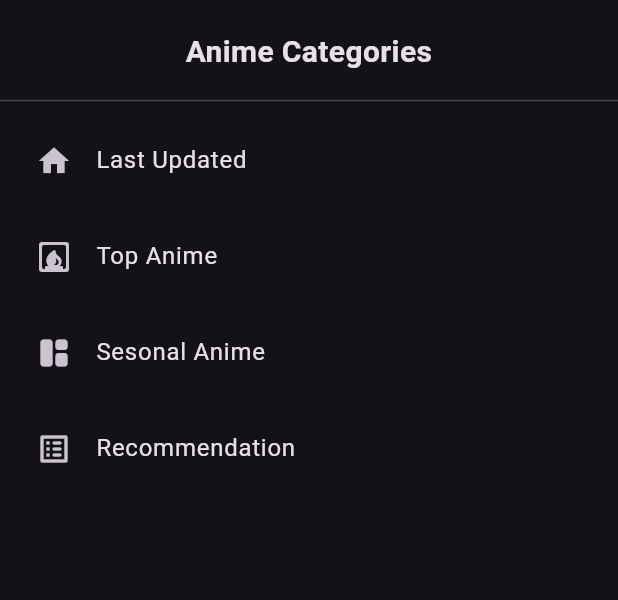
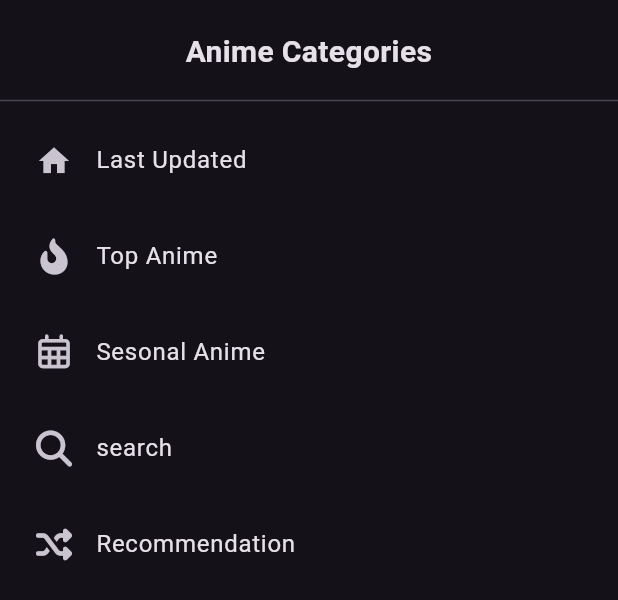
Before and after one commit to karimMohammed912-gif/Otaku-Scoop, a Flutter app: the AnimeDrawerItems widget shown alone on an empty page, opened directly, on a phone screen of 412 x 824 dp. Shown: the top 600 px of the screen. Run offline on Flutter 3.47's test engine with Material 3 defaults, Android fonts, the phone set to English and light mode, and no system bars; our stand-ins replace cached_network_image, dio, flutter_riverpod, font_awesome_flutter, freezed_annotation, go_router and 2 more; generated files the repository leaves out were written again; network calls fail.

Commit message:
update custom drawer

```diff
--- a/lib/core/graphQL/queryes.dart
+++ b/lib/core/graphQL/queryes.dart
@@ -1,5 +1,3 @@
-
-import 'dart:developer' as dev;
 
 import 'package:otaku_scope/core/utils/enums.dart';
 
--- a/lib/core/widgets/custom_drawer.dart
+++ b/lib/core/widgets/custom_drawer.dart
@@ -1,4 +1,5 @@
 import 'package:flutter/material.dart';
+import 'package:font_awesome_flutter/font_awesome_flutter.dart';
 import 'package:go_router/go_router.dart';
 import 'package:otaku_scope/core/widgets/drawer_item.dart';
 
@@ -14,7 +15,7 @@ class CustomDrawer extends StatelessWidget {
         child: ListView(
           shrinkWrap: true,
           padding: EdgeInsets.zero,
-          children: [HeadSection(),AnimeDrawerItems(), MangaDrawerItems()],
+          children: [HeadSection(), AnimeDrawerItems(), MangaDrawerItems()],
         ),
       ),
     );
@@ -26,7 +27,7 @@ class AnimeDrawerItems extends StatelessWidget {
 
   @override
   Widget build(BuildContext context) {
-    return  Column(
+    return Column(
       children: [
         SizedBox(height: 20),
         Text(
@@ -37,35 +38,46 @@ class AnimeDrawerItems extends StatelessWidget {
 
         SizedBox(height: 10),
         Divider(),
-        DrawerItem(icon: Icons.home, title: 'Last Updated', ontap: (){
-
+        DrawerItem(
+          icon: Icons.home,
+          title: 'Last Updated',
+          ontap: () {
             context.go('/latest');
             Navigator.of(context).pop();
-        }),
+          },
+        ),
 
-        DrawerItem(icon: Icons.fireplace_rounded, title: 'Top Anime', ontap: (){
-
+        DrawerItem(
+          icon: FontAwesomeIcons.fireFlameCurved,
+          title: 'Top Anime',
+          ontap: () {
             context.go('/');
             Navigator.of(context).pop();
-        }),
+          },
+        ),
+
         DrawerItem(
-          icon: Icons.space_dashboard_rounded,
-          title: 'Sesonal Anime ', ontap: (){
-
+          icon: FontAwesomeIcons.calendarDays,
+          title: 'Sesonal Anime ',
+          ontap: () {
             context.go('/seasonal');
             Navigator.of(context).pop();
           },
         ),
         DrawerItem(
-          icon: Icons.list_alt_rounded,
+          icon: FontAwesomeIcons.magnifyingGlass,
+          title: "search",
+          ontap: () {},
+        ),
+
+        DrawerItem(
+          icon: FontAwesomeIcons.shuffle,
           title: 'Recommendation ',
-          ontap: (){
+          ontap: () {
             context.go('/recommendation');
             Navigator.of(context).pop();
-        }
+          },
         ),
-
-
       ],
     );
   }
@@ -76,19 +88,25 @@ class MangaDrawerItems extends StatelessWidget {
 
   @override
   Widget build(BuildContext context) {
-    return const Column(
+    return Column(
       children: [
-        SizedBox(height: 20),
-        Text(
+        const SizedBox(height: 20),
+        const Text(
           "Manga Categories",
           style: TextStyle(fontSize: 20, fontWeight: FontWeight.bold),
           textAlign: TextAlign.center,
         ),
-        SizedBox(height: 10),
-        Divider(),
+        const SizedBox(height: 10),
+        const Divider(),
 
-        DrawerItem(icon: Icons.book, title: 'Top Manga'),
-        DrawerItem(icon: Icons.list_alt_rounded, title: 'Recommendation Manga'),
+        const DrawerItem(
+          icon: FontAwesomeIcons.fireFlameCurved,
+          title: 'Top Manga',
+        ),
+        DrawerItem(
+          icon: FontAwesomeIcons.shuffle,
+          title: 'Recommendation Manga',
+        ),
       ],
     );
   }
--- a/pubspec.yaml
+++ b/pubspec.yaml
@@ -16,7 +16,7 @@ dependencies:
     sdk: flutter
   flutter_hooks: ^0.21.2
   flutter_riverpod: ^3.0.0-dev.17
-  shimmer: ^3.0.0
+  font_awesome_flutter: ^10.10.0
   freezed_annotation: ^3.1.0
   get_it: ^8.2.0
   go_router: ^16.0.0
@@ -27,6 +27,7 @@ dependencies:
   riverpod: ^3.0.0-dev.17
   riverpod_annotation: ^3.0.0-dev.17
   shared_preferences: ^2.5.3
+  shimmer: ^3.0.0
 
 dev_dependencies:
   build_runner: ^2.6.0
```
Also changed, not shown: pubspec.lock (added). Lines whose indentation alone changed are shown as unchanged.
